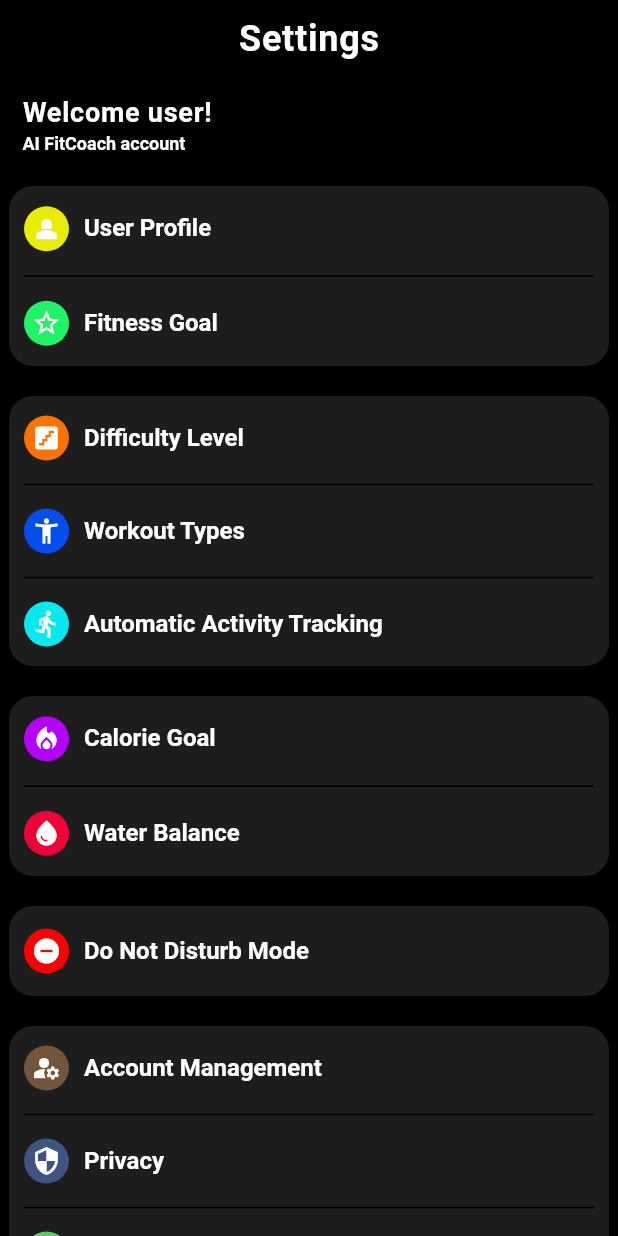
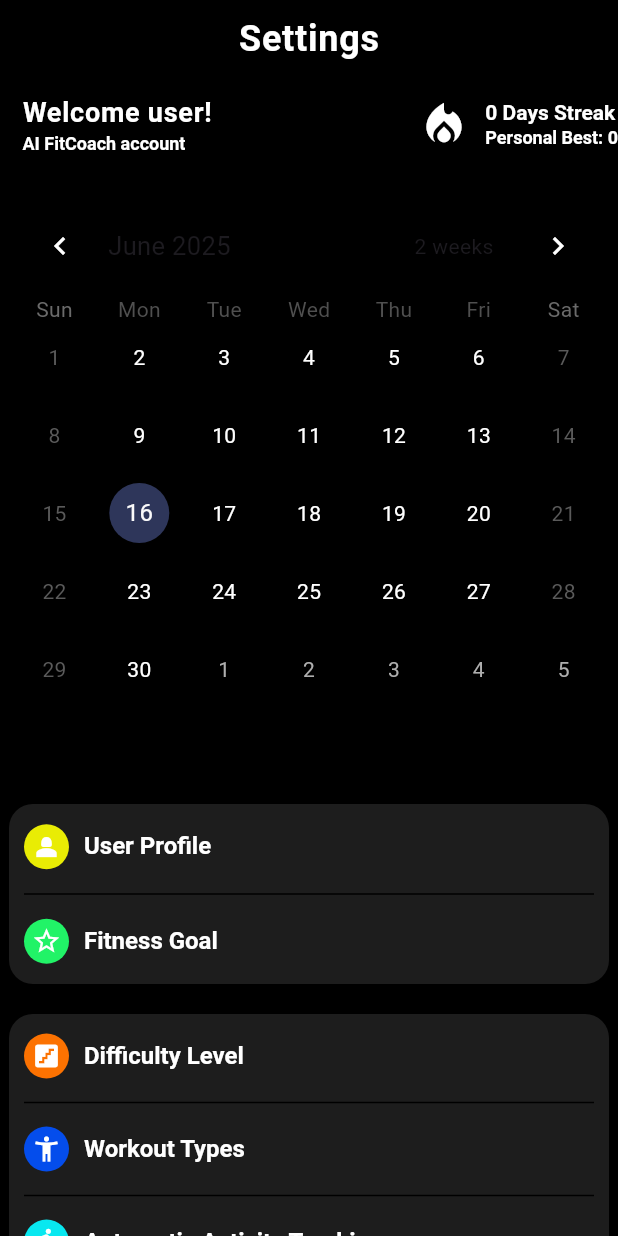
Before and after one commit to rostikKalabishka/Ai-FitCoach, a Flutter app: the screen it shows after launch, on a phone screen of 412 x 824 dp. Run offline on Flutter 3.47's test engine with Material 3 defaults, Android fonts, the phone set to English and light mode, and no system bars; drawn by our look-alikes of table_calendar; our stand-ins replace auto_route, firebase_core, flutter_dotenv, font_awesome_flutter; accounts and stored records are empty; generated files the repository leaves out were written again.

Commit message:
calendar, settings

```diff
--- a/lib/features/settings/settings_screen/settings_screen.dart
+++ b/lib/features/settings/settings_screen/settings_screen.dart
@@ -1,3 +1,4 @@
+import 'package:ai_fit_coach/ui/widgets/custom_calendar.dart';
 import 'package:auto_route/auto_route.dart';
 import 'package:flutter/material.dart';
 
@@ -17,12 +18,15 @@ class SettingsScreen extends StatelessWidget {
           children: [
             Column(
               children: [
-                SizedBox(height: 10,),
+                SizedBox(
+                  height: 10,
+                ),
                 Text(
                   'Settings',
                   style: themeDark.textTheme.labelMedium,
                 ),
                 Row(
+                  mainAxisAlignment: MainAxisAlignment.spaceBetween,
                   children: [
                     Padding(
                       padding:
@@ -39,8 +43,30 @@ class SettingsScreen extends StatelessWidget {
                         ],
                       ),
                     ),
+                    Row(
+                      children: [
+                        Icon(Icons.local_fire_department, size: 35,),
+                        SizedBox(
+                          width: 10,
+                        ),
+                        Column(
+                          crossAxisAlignment: CrossAxisAlignment.start,
+                          children: [
+                            Text(
+                              '0 Days Streak',
+                              style: themeDark.textTheme.headlineMedium,
+                            ),
+                            Text(
+                              'Personal Best: 0',
+                              style: themeDark.textTheme.headlineSmall,
+                            )
+                          ],
+                        )
+                      ],
+                    )
                   ],
                 ),
+                CustomCalendar(),
                 Container(
                   height: 120,
                   width: 400,
@@ -56,7 +82,8 @@ class SettingsScreen extends StatelessWidget {
                       children: [
                         InkWell(
                           onTap: () {
-                            Navigator.of(context).push(MaterialPageRoute(builder: (context) => UserProfileScreen()));
+                            Navigator.of(context).push(MaterialPageRoute(
+                                builder: (context) => UserProfileScreen()));
                           },
                           child: Row(
                             children: [
@@ -89,7 +116,8 @@ class SettingsScreen extends StatelessWidget {
                         ),
                         InkWell(
                           onTap: () {
-                            Navigator.of(context).push(MaterialPageRoute(builder: (context) => FitnessGoalScreen()));
+                            Navigator.of(context).push(MaterialPageRoute(
+                                builder: (context) => FitnessGoalScreen()));
                           },
                           child: Row(
                             children: [
@@ -138,7 +166,8 @@ class SettingsScreen extends StatelessWidget {
                       children: [
                         InkWell(
                           onTap: () {
-                            Navigator.of(context).push(MaterialPageRoute(builder: (context) => DifficultyLevelScreen()));
+                            Navigator.of(context).push(MaterialPageRoute(
+                                builder: (context) => DifficultyLevelScreen()));
                           },
                           child: Row(
                             children: [
@@ -170,7 +199,8 @@ class SettingsScreen extends StatelessWidget {
                         ),
                         InkWell(
                           onTap: () {
-                            Navigator.of(context).push(MaterialPageRoute(builder: (context) => WorkoutTypesScreen()));
+                            Navigator.of(context).push(MaterialPageRoute(
+                                builder: (context) => WorkoutTypesScreen()));
                           },
                           child: Row(
                             children: [
@@ -203,7 +233,9 @@ class SettingsScreen extends StatelessWidget {
                         ),
                         InkWell(
                           onTap: () {
-                            Navigator.of(context).push(MaterialPageRoute(builder: (context) => AutomaticActivityTrackingScreen()));
+                            Navigator.of(context).push(MaterialPageRoute(
+                                builder: (context) =>
+                                    AutomaticActivityTrackingScreen()));
                           },
                           child: Row(
                             children: [
@@ -251,7 +283,8 @@ class SettingsScreen extends StatelessWidget {
                       children: [
                         InkWell(
                           onTap: () {
-                            Navigator.of(context).push(MaterialPageRoute(builder: (context) => CalorieGoalScreen()));
+                            Navigator.of(context).push(MaterialPageRoute(
+                                builder: (context) => CalorieGoalScreen()));
                           },
                           child: Row(
                             children: [
@@ -283,7 +316,8 @@ class SettingsScreen extends StatelessWidget {
                         ),
                         InkWell(
                           onTap: () {
-                            Navigator.of(context).push(MaterialPageRoute(builder: (context) => WaterBalanceScreen()));
+                            Navigator.of(context).push(MaterialPageRoute(
+                                builder: (context) => WaterBalanceScreen()));
                           },
                           child: Row(
                             children: [
@@ -332,7 +366,9 @@ class SettingsScreen extends StatelessWidget {
                       children: [
                         InkWell(
                           onTap: () {
-                            Navigator.of(context).push(MaterialPageRoute(builder: (context) => DoNotDisturbModeScreen()));
+                            Navigator.of(context).push(MaterialPageRoute(
+                                builder: (context) =>
+                                    DoNotDisturbModeScreen()));
                           },
                           child: Row(
                             children: [
@@ -379,7 +415,9 @@ class SettingsScreen extends StatelessWidget {
                       children: [
                         InkWell(
                           onTap: () {
-                            Navigator.of(context).push(MaterialPageRoute(builder: (context) => AccountManagementScreen()));
+                            Navigator.of(context).push(MaterialPageRoute(
+                                builder: (context) =>
+                                    AccountManagementScreen()));
                           },
                           child: Row(
                             children: [
@@ -411,7 +449,8 @@ class SettingsScreen extends StatelessWidget {
                         ),
                         InkWell(
                           onTap: () {
-                            Navigator.of(context).push(MaterialPageRoute(builder: (context) => PrivacyScreen()));
+                            Navigator.of(context).push(MaterialPageRoute(
+                                builder: (context) => PrivacyScreen()));
                           },
                           child: Row(
                             children: [
@@ -444,7 +483,9 @@ class SettingsScreen extends StatelessWidget {
                         ),
                         InkWell(
                           onTap: () {
-                            Navigator.of(context).push(MaterialPageRoute(builder: (context) => LanguageLocalizationScreen()));
+                            Navigator.of(context).push(MaterialPageRoute(
+                                builder: (context) =>
+                                    LanguageLocalizationScreen()));
                           },
                           child: Row(
                             children: [
@@ -493,7 +534,8 @@ class SettingsScreen extends StatelessWidget {
                       children: [
                         InkWell(
                           onTap: () {
-                            Navigator.of(context).push(MaterialPageRoute(builder: (context) => PrivacyPolicyScreen()));
+                            Navigator.of(context).push(MaterialPageRoute(
+                                builder: (context) => PrivacyPolicyScreen()));
                           },
                           child: Row(
                             children: [
@@ -524,7 +566,8 @@ class SettingsScreen extends StatelessWidget {
                         ),
                         InkWell(
                           onTap: () {
-                            Navigator.of(context).push(MaterialPageRoute(builder: (context) => RateUsScreen()));
+                            Navigator.of(context).push(MaterialPageRoute(
+                                builder: (context) => RateUsScreen()));
                           },
                           child: Row(
                             children: [
@@ -558,7 +601,9 @@ class SettingsScreen extends StatelessWidget {
                         ),
                         InkWell(
                           onTap: () {
-                            Navigator.of(context).push(MaterialPageRoute(builder: (context) => DeleteYourAccountScreen()));
+                            Navigator.of(context).push(MaterialPageRoute(
+                                builder: (context) =>
+                                    DeleteYourAccountScreen()));
                           },
                           child: Row(
                             children: [
@@ -595,7 +640,7 @@ class SettingsScreen extends StatelessWidget {
         ),
         SizedBox(
           height: 40,
-        )
+        ),
       ]),
     );
   }
--- /dev/null
+++ b/lib/ui/widgets/custom_calendar.dart
@@ -0,0 +1,61 @@
+import 'package:flutter/material.dart';
+import 'package:table_calendar/table_calendar.dart';
+
+class CustomCalendar extends StatefulWidget {
+  const CustomCalendar({super.key});
+
+  @override
+  State<StatefulWidget> createState() {
+    return _CustomCalendarState();
+  }
+}
+
+class _CustomCalendarState extends State<CustomCalendar> {
+  DateTime _focusedDay = DateTime.now();
+  DateTime? _selectedDay;
+  CalendarFormat _calendarFormat = CalendarFormat.month;
+
+  @override
+  Widget build(BuildContext context) {
+    return Container(
+      height: MediaQuery.of(context).size.width,
+      width: MediaQuery.of(context).size.width,
+      child: Padding(
+        padding: EdgeInsets.all(8),
+        child: TableCalendar(
+          focusedDay: _focusedDay,
+          firstDay: DateTime.utc(2022, 1, 1),
+          lastDay: DateTime.utc(2032, 1, 1),
+          calendarFormat: _calendarFormat,
+          onFormatChanged: (format) {
+            setState(() {
+              _calendarFormat = format;
+            });
+          },
+          selectedDayPredicate: (day) {
+            return isSameDay(_selectedDay, day);
+          },
+          onDaySelected: (selectedDay, focusedDay) {
+            setState(() {
+              _selectedDay = selectedDay;
+              _focusedDay = focusedDay;
+            });
+          },
+          calendarStyle: CalendarStyle(
+            holidayTextStyle: TextStyle(color: Colors.white),
+            weekNumberTextStyle: TextStyle(color: Colors.white),
+            defaultTextStyle: TextStyle(color: Colors.white),
+            todayDecoration: BoxDecoration(
+              color: const Color.fromARGB(255, 46, 54, 90),
+              shape: BoxShape.circle,
+            ),
+            selectedDecoration: BoxDecoration(
+              color: const Color.fromARGB(255, 114, 113, 44),
+              shape: BoxShape.circle,
+            ),
+          ),
+        ),
+      ),
+    );
+  }
+}
--- a/pubspec.yaml
+++ b/pubspec.yaml
@@ -30,6 +30,7 @@ environment:
 dependencies:
   flutter:
     sdk: flutter
+  table_calendar: ^3.2.0
 
   # The following adds the Cupertino Icons font to your application.
   # Use with the CupertinoIcons class for iOS style icons.
```
Also changed, not shown: pubspec.lock.
